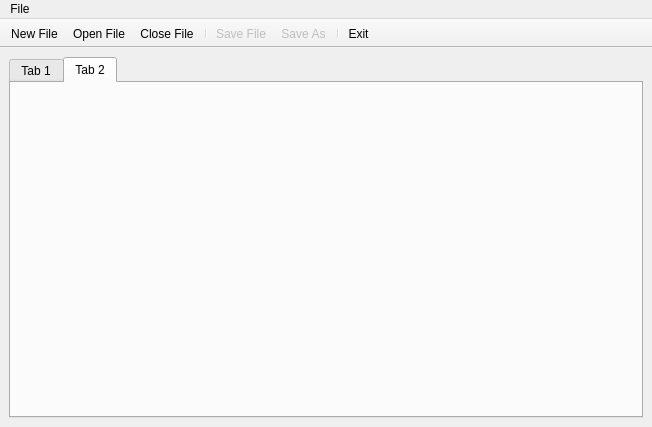
Before: the Qt Designer form mainwindow.ui in TruePadawan/Notepad--, drawn with Qt 5.
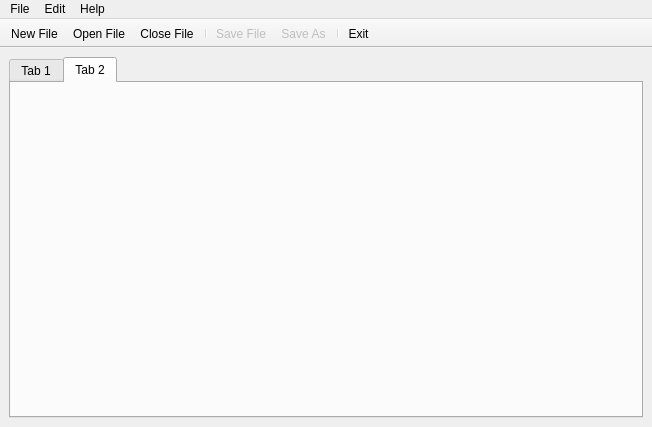
After: the same form once the commit is applied. The open tabs and pages were chosen to show the change. Icons and pictures are not drawn.

```diff
--- a/mainwindow.ui
+++ b/mainwindow.ui
@@ -93,7 +93,27 @@
     <addaction name="actionClose_Fike"/>
     <addaction name="actionExit_2"/>
    </widget>
+   <widget class="QMenu" name="menuEdit">
+    <property name="title">
+     <string>Edit</string>
+    </property>
+    <addaction name="actionUndo"/>
+    <addaction name="actionRedo"/>
+    <addaction name="separator"/>
+    <addaction name="actionCut"/>
+    <addaction name="actionCopy"/>
+    <addaction name="actionPaste"/>
+   </widget>
+   <widget class="QMenu" name="menuHelp">
+    <property name="title">
+     <string>Help</string>
+    </property>
+    <addaction name="actionAbout"/>
+    <addaction name="actionAbout_Qt"/>
+   </widget>
    <addaction name="menuFile"/>
+   <addaction name="menuEdit"/>
+   <addaction name="menuHelp"/>
   </widget>
   <action name="actionNew_File">
    <property name="icon">
```
Left out of the diff: 59 changed lines with no effect on the pictures.
